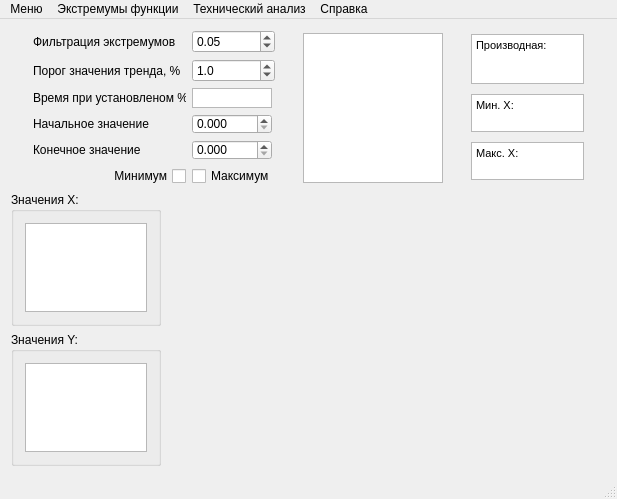
Above: mainwindow.ui from Kortesss/NO3 before the change. Below: the same form after it.
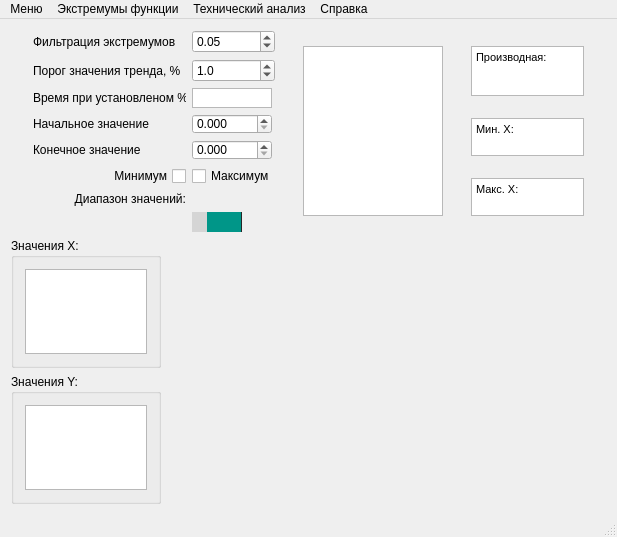
That is the form after the change. Icons and pictures are not drawn. Custom widgets are drawn as their Qt base class.

Commit message: добавил кнопку - switch для показа/скрытия диапазона значений

What changed in the file:
```diff
--- a/mainwindow.ui
+++ b/mainwindow.ui
@@ -7,7 +7,7 @@
     <x>0</x>
     <y>0</y>
     <width>617</width>
-    <height>499</height>
+    <height>537</height>
    </rect>
   </property>
   <property name="windowTitle">
@@ -192,6 +192,66 @@
             </property>
            </widget>
           </item>
+          <item row="7" column="0">
+           <widget class="QLabel" name="label_6">
+            <property name="text">
+             <string>Диапазон значений:</string>
+            </property>
+            <property name="alignment">
+             <set>Qt::AlignRight|Qt::AlignTrailing|Qt::AlignVCenter</set>
+            </property>
+           </widget>
+          </item>
+          <item row="7" column="1">
+           <widget class="Switch" name="switchSpan" native="true">
+            <property name="maximumSize">
+             <size>
+              <width>50</width>
+              <height>16777215</height>
+             </size>
+            </property>
+           </widget>
+          </item>
+          <item row="8" column="1">
+           <widget class="QSlider" name="horizontalSlider">
+            <property name="maximumSize">
+             <size>
+              <width>50</width>
+              <height>20</height>
+             </size>
+            </property>
+            <property name="styleSheet">
+             <string notr="true">.QSlider { 
+    min-height: 20px; 
+    max-height: 20px; 
+    background: #d5d5d5; 
+} 
+
+.QSlider::groove:horizontal { 
+   border: 1px solid #262626; 
+    height: 20px; 
+    background: #009688; 
+    margin: 0 0px; 
+} 
+
+.QSlider::handle:horizontal { 
+    background: #d5d5d5; 
+    width: 20px; 
+    height: 100px; 
+    margin: 0px -6px; 
+} </string>
+            </property>
+            <property name="maximum">
+             <number>1</number>
+            </property>
+            <property name="pageStep">
+             <number>1</number>
+            </property>
+            <property name="orientation">
+             <enum>Qt::Horizontal</enum>
+            </property>
+           </widget>
+          </item>
          </layout>
         </item>
         <item>
@@ -211,7 +271,7 @@
           <property name="maximumSize">
            <size>
             <width>140</width>
-            <height>150</height>
+            <height>170</height>
            </size>
           </property>
           <property name="sortingEnabled">
@@ -584,6 +644,12 @@
    <header>qcustomplot.h</header>
    <container>1</container>
   </customwidget>
+  <customwidget>
+   <class>Switch</class>
+   <extends>QWidget</extends>
+   <header location="global">switch.h</header>
+   <container>1</container>
+  </customwidget>
  </customwidgets>
  <tabstops>
   <tabstop>doubleSpinBox1</tabstop>
```
Left out of the diff: 194 changed lines with no effect on the pictures. The commit also changes 13 other files.
